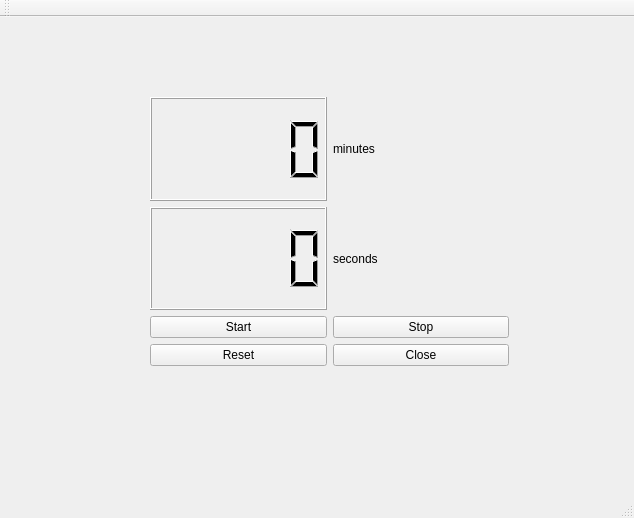
Above: student/11/timer/mainwindow.ui from teanre/programming-2-projects before the change. Below: the same form after it.
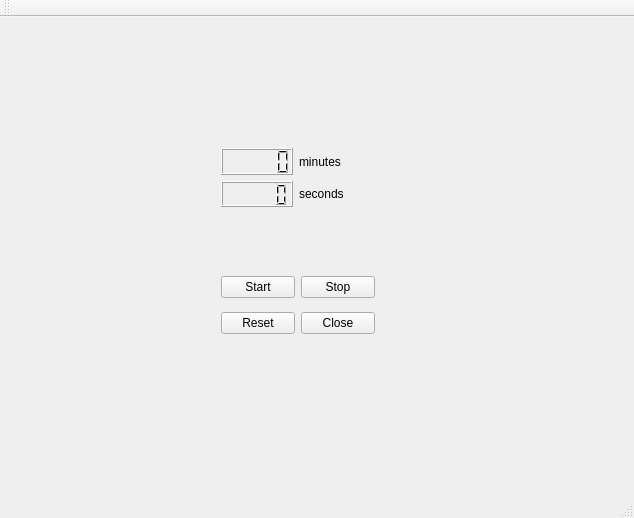
That is the form after the change.

Commit message: timer methods done

What changed in the file:
```diff
--- a/student/11/timer/mainwindow.ui
+++ b/student/11/timer/mainwindow.ui
@@ -17,38 +17,64 @@
    <widget class="QWidget" name="gridLayoutWidget">
     <property name="geometry">
      <rect>
-      <x>139</x>
-      <y>69</y>
-      <width>381</width>
-      <height>291</height>
+      <x>210</x>
+      <y>240</y>
+      <width>176</width>
+      <height>98</height>
      </rect>
     </property>
     <layout class="QGridLayout" name="gridLayout">
-     <item row="1" column="0">
-      <widget class="QLCDNumber" name="lcdNumberMin"/>
-     </item>
-     <item row="2" column="1">
-      <widget class="QPushButton" name="stopButton">
-       <property name="text">
-        <string>Stop</string>
-       </property>
-      </widget>
-     </item>
-     <item row="2" column="0">
+     <item row="0" column="0">
       <widget class="QPushButton" name="startButton">
        <property name="text">
         <string>Start</string>
        </property>
       </widget>
      </item>
+     <item row="0" column="1">
+      <widget class="QPushButton" name="stopButton">
+       <property name="text">
+        <string>Stop</string>
+       </property>
+      </widget>
+     </item>
      <item row="1" column="1">
+      <widget class="QPushButton" name="closeButton">
+       <property name="text">
+        <string>Close</string>
+       </property>
+      </widget>
+     </item>
+     <item row="1" column="0">
+      <widget class="QPushButton" name="resetButton">
+       <property name="text">
+        <string>Reset</string>
+       </property>
+      </widget>
+     </item>
+    </layout>
+   </widget>
+   <widget class="QWidget" name="gridLayoutWidget_2">
+    <property name="geometry">
+     <rect>
+      <x>210</x>
+      <y>120</y>
+      <width>171</width>
+      <height>81</height>
+     </rect>
+    </property>
+    <layout class="QGridLayout" name="gridLayout_2">
+     <item row="0" column="0">
+      <widget class="QLCDNumber" name="lcdNumberMin"/>
+     </item>
+     <item row="2" column="1">
       <widget class="QLabel" name="label_2">
        <property name="text">
         <string>seconds</string>
        </property>
       </widget>
      </item>
-     <item row="0" column="0">
+     <item row="2" column="0">
       <widget class="QLCDNumber" name="lcdNumberSec"/>
      </item>
      <item row="0" column="1">
@@ -58,20 +84,6 @@
        </property>
       </widget>
      </item>
-     <item row="3" column="0">
-      <widget class="QPushButton" name="resetButton">
-       <property name="text">
-        <string>Reset</string>
-       </property>
-      </widget>
-     </item>
-     <item row="3" column="1">
-      <widget class="QPushButton" name="closeButton">
-       <property name="text">
-        <string>Close</string>
-       </property>
-      </widget>
-     </item>
     </layout>
    </widget>
   </widget>
```
Left out of the diff: 4 changed lines with no effect on the pictures. The commit also changes 2 other files.
